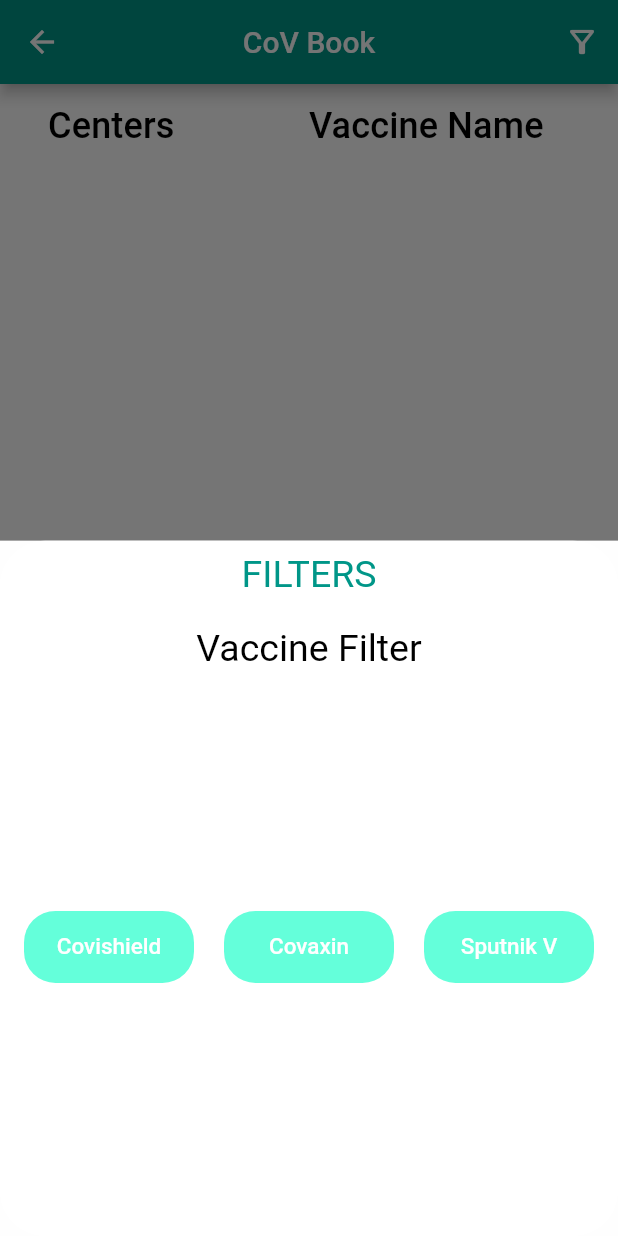
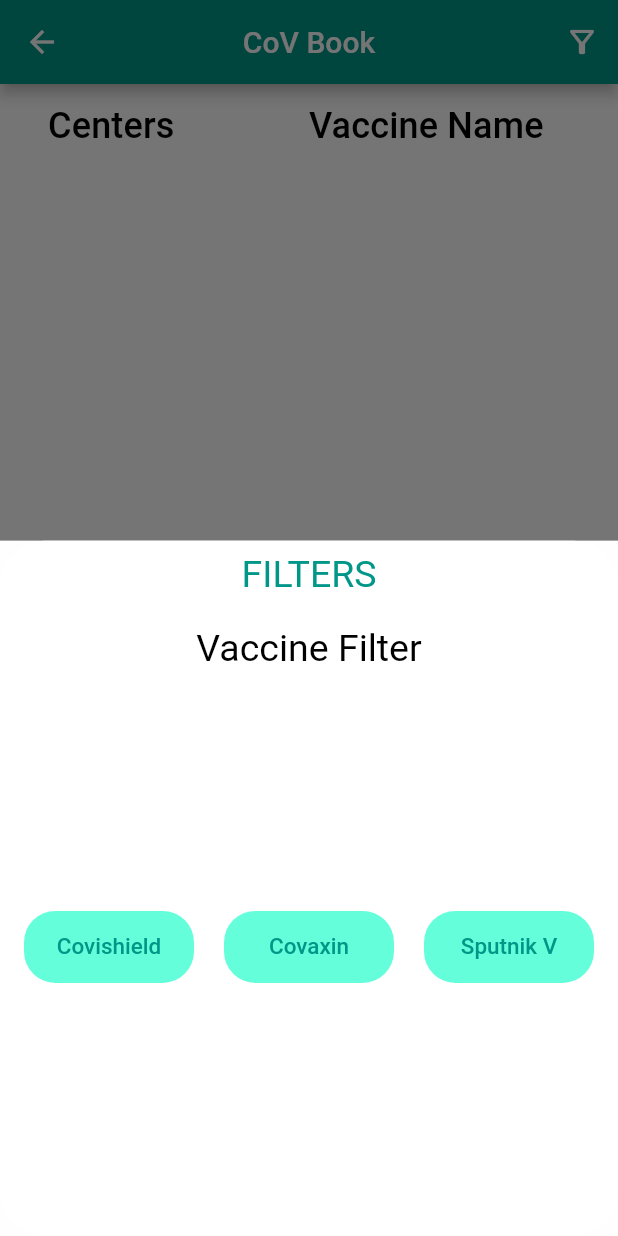
Before and after one commit to NidhiBhanushali3701/cov_book, a Flutter app: the CenterListScreen screen opened directly with empty values, after a tap on the "filter alt" icon, on a phone screen of 412 x 824 dp. Run offline on Flutter 3.47's test engine with Material 2 defaults, Android fonts, the phone set to English and light mode, and no system bars; our stand-ins replace modal_progress_hud, share; network calls fail.

Commit message:
Filters added -> button as switches

```diff
--- a/lib/center_list_screen.dart
+++ b/lib/center_list_screen.dart
@@ -93,7 +93,9 @@ class _CenterListScreenState extends State<CenterListScreen> {
                                             child: Text(
                                               "Covishield",
                                               style: TextStyle(
-                                                color: Colors.white,
+                                                color: currentColor1
+                                                    ? Colors.white
+                                                    : Colors.teal,
                                                 fontSize: 15,
                                               ),
                                             ),
@@ -122,7 +124,9 @@ class _CenterListScreenState extends State<CenterListScreen> {
                                             child: Text(
                                               "Covaxin",
                                               style: TextStyle(
-                                                color: Colors.white,
+                                                color: currentColor2
+                                                    ? Colors.white
+                                                    : Colors.teal,
                                                 fontSize: 15,
                                               ),
                                             ),
@@ -151,7 +155,9 @@ class _CenterListScreenState extends State<CenterListScreen> {
                                             child: Text(
                                               "Sputnik V",
                                               style: TextStyle(
-                                                color: Colors.white,
+                                                color: currentColor3
+                                                    ? Colors.white
+                                                    : Colors.teal,
                                                 fontSize: 15,
                                               ),
                                             ),
```
